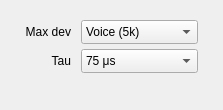
Old version of the form qtgui/demod_options.ui in the repository gqrx-sdr/gqrx.
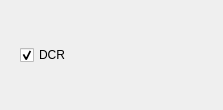
New version of the form. The open tabs and pages were chosen to show the change.

Commit message: Add option to switch AM DCR on and off.

```diff
--- a/qtgui/demod_options.ui
+++ b/qtgui/demod_options.ui
@@ -205,6 +205,23 @@
        </item>
       </layout>
      </widget>
+     <widget class="QWidget" name="demodAmOpt">
+      <layout class="QVBoxLayout" name="verticalLayout_3">
+       <item>
+        <widget class="QCheckBox" name="dcrCheckBox">
+         <property name="toolTip">
+          <string>Enable/disable DC removal.</string>
+         </property>
+         <property name="text">
+          <string>DCR</string>
+         </property>
+         <property name="checked">
+          <bool>true</bool>
+         </property>
+        </widget>
+       </item>
+      </layout>
+     </widget>
     </widget>
    </item>
   </layout>
```
The commit also changes 12 other files.
